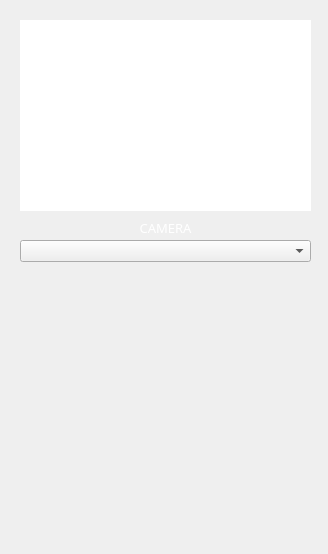
The window that gui/facecryptwindow.ui (Batuhan-KOC/FaceCrypt) describes before a commit, drawn with Qt 5.
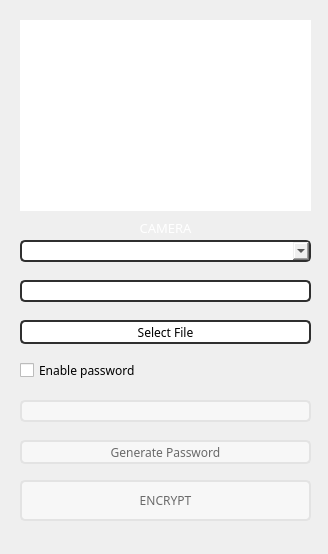
The same window after the commit. Icons and pictures are not drawn.

Patch:
```diff
--- a/gui/facecryptwindow.ui
+++ b/gui/facecryptwindow.ui
@@ -36,6 +36,19 @@
       <pointsize>9</pointsize>
      </font>
     </property>
+    <property name="styleSheet">
+     <string notr="true">QComboBox{
+border : 2px solid rgb(47, 47, 47);
+border-radius : 5px;
+}
+
+QComboBox:editable {
+	border : 0px solid white;
+	border-radius : 6px;
+    background: rgb(47, 47, 47);
+	color: white;
+}</string>
+    </property>
    </widget>
    <widget class="QGraphicsView" name="camView">
     <property name="geometry">
@@ -85,6 +98,191 @@
      <set>Qt::AlignCenter</set>
     </property>
    </widget>
+   <widget class="QPushButton" name="selectFileButton">
+    <property name="enabled">
+     <bool>true</bool>
+    </property>
+    <property name="geometry">
+     <rect>
+      <x>20</x>
+      <y>320</y>
+      <width>291</width>
+      <height>24</height>
+     </rect>
+    </property>
+    <property name="font">
+     <font>
+      <family>Pixeloid Sans</family>
+     </font>
+    </property>
+    <property name="styleSheet">
+     <string notr="true">QPushButton{
+border : 2px solid rgb(47, 47, 47);
+border-radius : 5px;
+background-color : white;
+}
+
+QPushButton:pressed{
+background-color:  #f0f0f0;
+}
+
+QPushButton:!enabled{
+background-color: #f7f7f7;
+border-color : #e3e3e3;
+color : #696969;
+}</string>
+    </property>
+    <property name="text">
+     <string>Select File</string>
+    </property>
+   </widget>
+   <widget class="QLineEdit" name="selectedFile">
+    <property name="geometry">
+     <rect>
+      <x>20</x>
+      <y>280</y>
+      <width>291</width>
+      <height>22</height>
+     </rect>
+    </property>
+    <property name="font">
+     <font>
+      <family>Pixeloid Sans</family>
+     </font>
+    </property>
+    <property name="styleSheet">
+     <string notr="true">border : 2px solid rgb(47, 47, 47);
+border-radius : 5px;</string>
+    </property>
+    <property name="readOnly">
+     <bool>true</bool>
+    </property>
+   </widget>
+   <widget class="QLineEdit" name="password">
+    <property name="enabled">
+     <bool>false</bool>
+    </property>
+    <property name="geometry">
+     <rect>
+      <x>20</x>
+      <y>400</y>
+      <width>291</width>
+      <height>22</height>
+     </rect>
+    </property>
+    <property name="font">
+     <font>
+      <family>Pixeloid Sans</family>
+     </font>
+    </property>
+    <property name="styleSheet">
+     <string notr="true">QLineEdit{
+border : 2px solid rgb(47, 47, 47);
+border-radius : 5px;
+background-color : white;
+}
+
+QLineEdit:!enabled{
+background-color: #f7f7f7;
+border-color : #e3e3e3;
+color : #696969;
+}</string>
+    </property>
+   </widget>
+   <widget class="QCheckBox" name="enablePasswordButton">
+    <property name="geometry">
+     <rect>
+      <x>20</x>
+      <y>360</y>
+      <width>291</width>
+      <height>20</height>
+     </rect>
+    </property>
+    <property name="font">
+     <font>
+      <family>Pixeloid Sans</family>
+     </font>
+    </property>
+    <property name="text">
+     <string>Enable password</string>
+    </property>
+   </widget>
+   <widget class="QPushButton" name="generatePasswordButton">
+    <property name="enabled">
+     <bool>false</bool>
+    </property>
+    <property name="geometry">
+     <rect>
+      <x>20</x>
+      <y>440</y>
+      <width>291</width>
+      <height>24</height>
+     </rect>
+    </property>
+    <property name="font">
+     <font>
+      <family>Pixeloid Sans</family>
+     </font>
+    </property>
+    <property name="styleSheet">
+     <string notr="true">QPushButton{
+border : 2px solid rgb(47, 47, 47);
+border-radius : 5px;
+background-color : white;
+}
+
+QPushButton:pressed{
+background-color:  #f0f0f0;
+}
+
+QPushButton:!enabled{
+background-color: #f7f7f7;
+border-color : #e3e3e3;
+color : #696969;
+}</string>
+    </property>
+    <property name="text">
+     <string>Generate Password</string>
+    </property>
+   </widget>
+   <widget class="QPushButton" name="encryptButton">
+    <property name="enabled">
+     <bool>false</bool>
+    </property>
+    <property name="geometry">
+     <rect>
+      <x>20</x>
+      <y>480</y>
+      <width>291</width>
+      <height>41</height>
+     </rect>
+    </property>
+    <property name="font">
+     <font>
+      <family>Pixeloid Sans</family>
+     </font>
+    </property>
+    <property name="styleSheet">
+     <string notr="true">QPushButton{
+border : 2px solid rgb(47, 47, 47);
+border-radius : 5px;
+background-color : white;
+}
+
+QPushButton:pressed{
+background-color:  #f0f0f0;
+}
+
+QPushButton:!enabled{
+background-color: #f7f7f7;
+border-color : #e3e3e3;
+color : #696969;
+}</string>
+    </property>
+    <property name="text">
+     <string>ENCRYPT</string>
+    </property>
+   </widget>
   </widget>
  </widget>
  <resources/>
```
